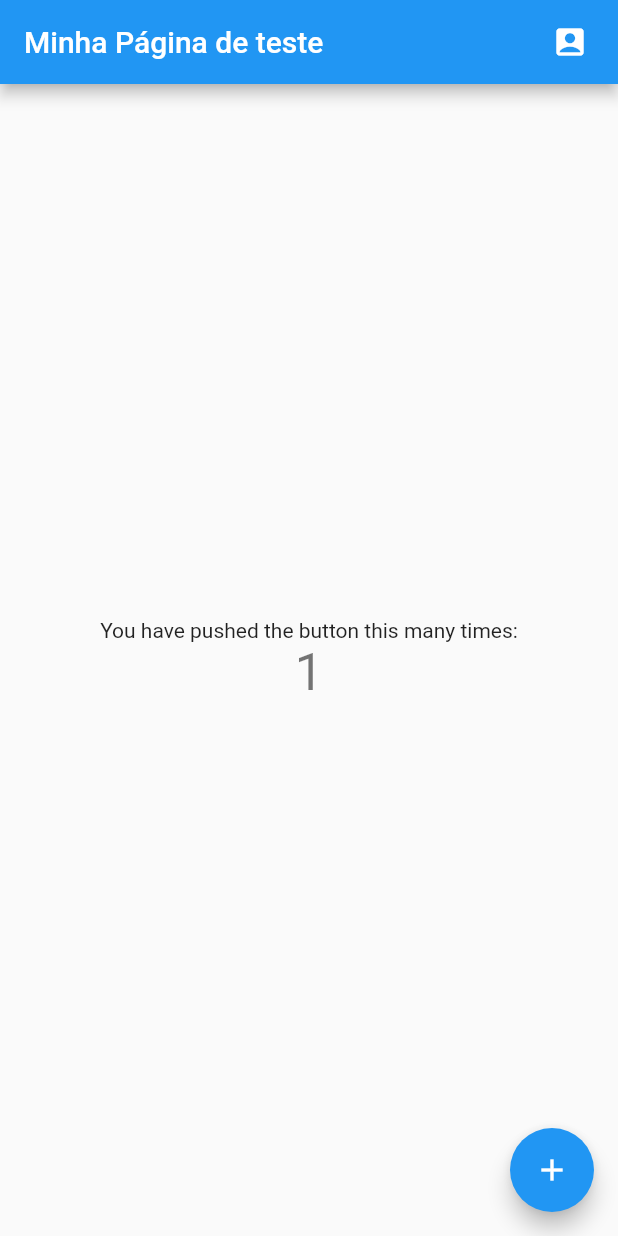
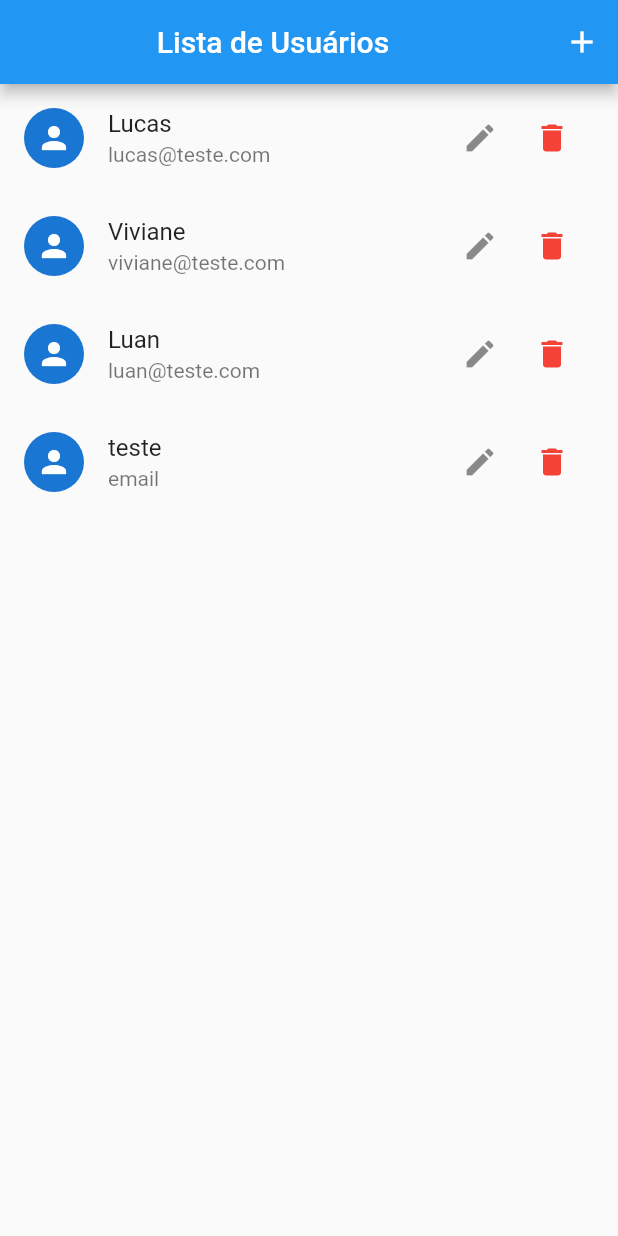
Before and after one commit to lukassorth/crud_firebase_flutter, a Flutter app: the screen it shows after launch, after a tap on the "add" icon, on a phone screen of 412 x 824 dp. Run offline on Flutter 3.47's test engine with Material 2 defaults, Android fonts, the phone set to English and light mode, and no system bars.

Commit message:
colocando usuarios

```diff
--- /dev/null
+++ b/lib/components/user_tile.dart
@@ -0,0 +1,40 @@
+import 'package:crud_firebase_flutter/models/user.dart';
+import 'package:flutter/material.dart';
+
+class UserTile extends StatelessWidget {
+  final User user;
+  const UserTile(this.user);
+
+  @override
+  Widget build(BuildContext context) {
+    final avatar = user.avatarUrl == null || user.avatarUrl.isEmpty
+        ? CircleAvatar(
+            child: Icon(Icons.person),
+          )
+        : CircleAvatar(
+            backgroundImage: NetworkImage(user.avatarUrl),
+          );
+
+    return ListTile(
+      leading: avatar,
+      title: Text(user.name),
+      subtitle: Text(user.email),
+      trailing: Container(
+        width: 100,
+        child: Row(
+          children: [
+            IconButton(
+              onPressed: () {},
+              icon: Icon(Icons.edit),
+            ),
+            IconButton(
+              onPressed: () {},
+              color: Colors.red,
+              icon: Icon(Icons.delete),
+            )
+          ],
+        ),
+      ),
+    );
+  }
+}
--- /dev/null
+++ b/lib/data/dummy_users.dart
@@ -0,0 +1,22 @@
+import 'package:crud_firebase_flutter/models/user.dart';
+
+const DUMMY_USERS = {
+  '1': const User(
+    id: '1',
+    name: 'Lucas',
+    email: 'lucas@teste.com ',
+    avatarUrl: '',
+  ),
+  '2': const User(
+    id: '2',
+    name: 'Viviane',
+    email: 'viviane@teste.com',
+    avatarUrl: '',
+  ),
+  '3': const User(
+    id: '3',
+    name: 'Luan',
+    email: 'luan@teste.com',
+    avatarUrl: '',
+  )
+};
--- a/lib/main.dart
+++ b/lib/main.dart
@@ -1,4 +1,7 @@
+import 'package:crud_firebase_flutter/provider/users.dart';
+import 'package:crud_firebase_flutter/views/user_list.dart';
 import 'package:flutter/material.dart';
+import 'package:provider/provider.dart';
 
 void main() {
   runApp(MyApp());
@@ -7,68 +10,19 @@ void main() {
 class MyApp extends StatelessWidget {
   @override
   Widget build(BuildContext context) {
-    return MaterialApp(
-      debugShowCheckedModeBanner: false,
-      title: 'Flutter Demo',
-      theme: ThemeData(
-        primarySwatch: Colors.blue,
-      ),
-      home: MyHomePage(title: 'Minha Página de teste'),
-    );
-  }
-}
-
-class MyHomePage extends StatefulWidget {
-  MyHomePage({Key? key, required this.title}) : super(key: key);
-
-  final String title;
-
-  @override
-  _MyHomePageState createState() => _MyHomePageState();
-}
-
-class _MyHomePageState extends State<MyHomePage> {
-  int _counter = 0;
-
-  void _incrementCounter() {
-    setState(() {
-      _counter++;
-    });
-  }
-
-  @override
-  Widget build(BuildContext context) {
-    return Scaffold(
-      appBar: AppBar(
-        title: Text(widget.title),
-        actions: [
-          Padding(
-            padding: const EdgeInsets.all(8.0),
-            child: IconButton(
-              onPressed: () {},
-              icon: Icon(Icons.account_box),
-            ),
-          )
-        ],
-      ),
-      body: Center(
-        child: Column(
-          mainAxisAlignment: MainAxisAlignment.center,
-          children: <Widget>[
-            Text(
-              'You have pushed the button this many times:',
-            ),
-            Text(
-              '$_counter',
-              style: Theme.of(context).textTheme.headline4,
-            ),
-          ],
+    return MultiProvider(
+      providers: [
+        ChangeNotifierProvider(
+          create: (contexto) => Users(),
+        )
+      ],
+      child: MaterialApp(
+        debugShowCheckedModeBanner: false,
+        title: 'Flutter Demo',
+        theme: ThemeData(
+          primarySwatch: Colors.blue,
         ),
-      ),
-      floatingActionButton: FloatingActionButton(
-        onPressed: _incrementCounter,
-        tooltip: 'Increment',
-        child: Icon(Icons.add),
+        home: UserList(),
       ),
     );
   }
--- /dev/null
+++ b/lib/models/user.dart
@@ -0,0 +1,15 @@
+import 'package:flutter/material.dart';
+
+class User {
+  final String id;
+  final String name;
+  final String email;
+  final String avatarUrl;
+
+  const User({
+    required this.id,
+    required this.name,
+    required this.email,
+    required this.avatarUrl,
+  });
+}
--- /dev/null
+++ b/lib/provider/users.dart
@@ -0,0 +1,43 @@
+import 'dart:math';
+
+import 'package:crud_firebase_flutter/data/dummy_users.dart';
+import 'package:crud_firebase_flutter/models/user.dart';
+import 'package:flutter/cupertino.dart';
+import 'package:flutter/material.dart';
+
+class Users with ChangeNotifier {
+  final Map<String, User> _itens = {...DUMMY_USERS};
+
+  List<User> get all {
+    return [..._itens.values];
+  }
+
+  int get count {
+    return _itens.length;
+  }
+
+  User byIndex(int i) {
+    return _itens.values.elementAt(i);
+  }
+
+  void put(User user) {
+    if (user == null) {
+      return;
+    }
+
+    final id = Random().nextDouble().toString();
+
+    //adicionar
+    _itens.putIfAbsent(
+        id,
+        () => User(
+              id: id,
+              name: user.name,
+              email: user.email,
+              avatarUrl: user.avatarUrl,
+            ));
+    //alterar
+
+    notifyListeners();
+  }
+}
--- /dev/null
+++ b/lib/views/user_list.dart
@@ -0,0 +1,36 @@
+import 'package:crud_firebase_flutter/components/user_tile.dart';
+import 'package:crud_firebase_flutter/models/user.dart';
+import 'package:crud_firebase_flutter/provider/users.dart';
+import 'package:flutter/material.dart';
+import 'package:provider/provider.dart';
+
+class UserList extends StatelessWidget {
+  const UserList({Key? key}) : super(key: key);
+
+  @override
+  Widget build(BuildContext context) {
+    final Users users = Provider.of(context);
+
+    return Scaffold(
+      appBar: AppBar(
+        title: Center(
+          child: Text('Lista de Usuários'),
+        ),
+        actions: [
+          IconButton(
+            onPressed: () {
+              users.put(
+                User(name: 'teste', email: 'email', avatarUrl: '', id: ''),
+              );
+            },
+            icon: Icon(Icons.add),
+          ),
+        ],
+      ),
+      body: ListView.builder(
+        itemCount: users.count,
+        itemBuilder: (contexto, i) => UserTile(users.byIndex(i)),
+      ),
+    );
+  }
+}
--- a/pubspec.yaml
+++ b/pubspec.yaml
@@ -32,6 +32,8 @@ dependencies:
 dev_dependencies:
   flutter_test:
     sdk: flutter
+  provider:
+
 
 # For information on the generic Dart part of this file, see the
 # following page: https://dart.dev/tools/pub/pubspec
```
Also changed, not shown: pubspec.lock.
